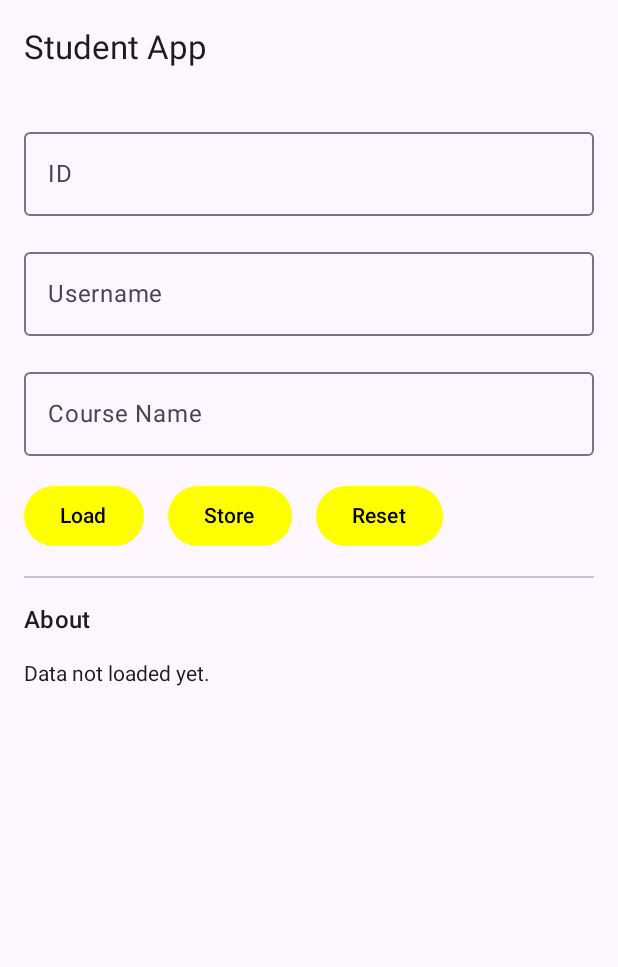
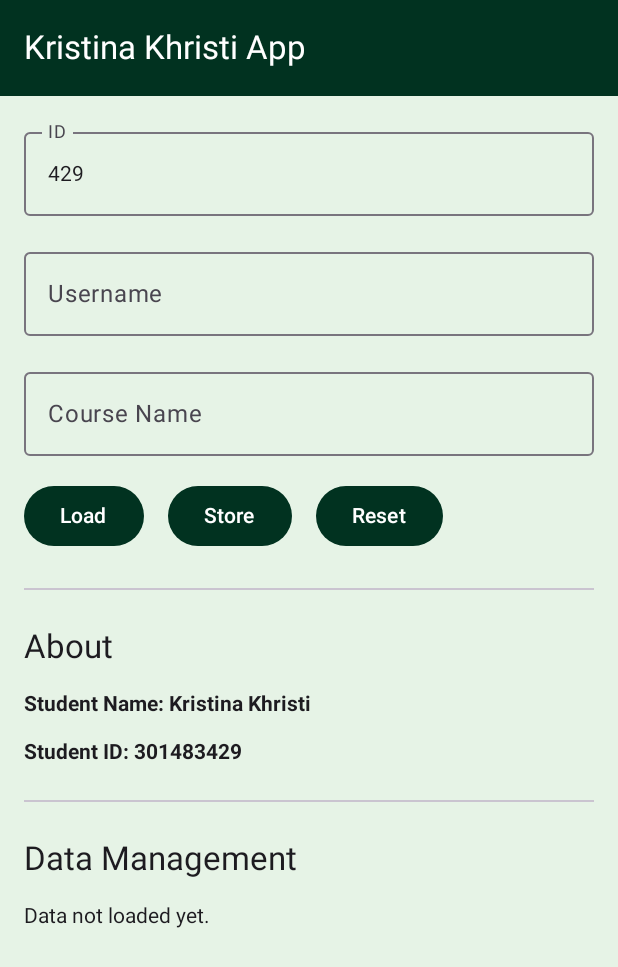
Before and after one commit to kristinakhristi95/MyAndroidAppAssignment, an Android app built with Jetpack Compose: the screen it shows after launch (MainActivity), on a phone screen of 412 x 824 dp. Shown: the top 967 px of the screen. Run offline under Robolectric (Android 15) with nearby library versions, the phone set to English and light mode, and no system bars.

Commit message:
Update MainActivity.kt

```diff
--- a/app/src/main/java/com/example/myapplication3/MainActivity.kt
+++ b/app/src/main/java/com/example/myapplication3/MainActivity.kt
@@ -18,6 +18,10 @@ import androidx.datastore.preferences.preferencesDataStore
 import kotlinx.coroutines.flow.map
 import kotlinx.coroutines.launch
 import androidx.compose.ui.platform.LocalContext
+import androidx.compose.foundation.background
+import androidx.compose.ui.text.font.FontWeight
+import androidx.compose.foundation.layout.fillMaxSize
+
 
 // DataStore instance
 val Context.dataStore by preferencesDataStore(name = "user_data")
@@ -38,7 +42,7 @@ fun StudentApp() {
     val scope = rememberCoroutineScope()
     var isdataload = false;
     // State variables
-    var id by remember { mutableStateOf("") }
+    var id by remember { mutableStateOf("429") }
     var username by remember { mutableStateOf("") }
     var courseName by remember { mutableStateOf("") }
 
@@ -46,8 +50,8 @@ fun StudentApp() {
     var errorMessage by remember { mutableStateOf("") }
 
     // About Section Info
-    val studentName = "Your Name"
-    val studentID = "YourID"
+    val studentName = "Kristina Khristi"
+    val studentID = "301483429"
 
     // State to determine if data has been loaded
     var dataLoaded by remember { mutableStateOf(false) }
@@ -55,12 +59,19 @@ fun StudentApp() {
 
     Scaffold(
         topBar = {
-            TopAppBar(title = { Text("Student App") })
+            TopAppBar(title = { Text("Kristina Khristi App", color = Color.White) },
+                colors = TopAppBarDefaults.smallTopAppBarColors(
+                    containerColor = Color(0xFF013220) // This sets the background color of the top bar
+                )
+            )
+
         }
     ) { paddingValues ->
+
         Column(
             modifier = Modifier
                 .fillMaxSize()
+                .background(Color(0xFFE6F3E6))
                 .padding(16.dp)
                 .padding(paddingValues),
             verticalArrangement = Arrangement.spacedBy(16.dp)
@@ -109,8 +120,8 @@ fun StudentApp() {
                     dataLoaded = true // Mark data as loaded
                 },
                     colors = ButtonDefaults.buttonColors(
-                        containerColor = Color.Yellow, // Yellow background color
-                        contentColor = Color.Black // Black text for contrast
+                        containerColor = Color(0xFF013220), // Yellow background color
+                        contentColor = Color.White // Black text for contrast
                     )) {
                     Text("Load")
                 }
@@ -132,8 +143,8 @@ fun StudentApp() {
                     }
                 },
                     colors = ButtonDefaults.buttonColors(
-                        containerColor = Color.Yellow, // Yellow background color
-                        contentColor = Color.Black // Black text for contrast
+                        containerColor = Color(0xFF013220), // Yellow background color
+                        contentColor = Color.White // Black text for contrast
                     )) {
                     Text("Store")
                 }
@@ -150,18 +161,25 @@ fun StudentApp() {
                     dataStored = false
                 },
                     colors = ButtonDefaults.buttonColors(
-                        containerColor = Color.Yellow, // Yellow background color
-                        contentColor = Color.Black // Black text for contrast
+                        containerColor = Color(0xFF013220), // Yellow background color
+                        contentColor = Color.White // Black text for contrast
                     )) {
                     Text("Reset")
                 }
             }
 
             // About Section
-            Divider()
-            Text("About", style = MaterialTheme.typography.titleMedium)
+            Divider(modifier = Modifier.padding(vertical = 8.dp))
+            Text("About", style = MaterialTheme.typography.titleLarge)
+            Text("Student Name: $studentName", fontWeight = FontWeight.Bold)
+            Text("Student ID: $studentID", fontWeight = FontWeight.Bold)
+
+            // Data Display Section
+            Divider(modifier = Modifier.padding(vertical = 8.dp))
+            Text("Data Management", style = MaterialTheme.typography.titleLarge)
+
             if (!dataLoaded && dataStored) {
-                Text("Data is stored.")
+                Text("Your Data has been stored.", color = Color.Magenta)
             }
             else if (dataLoaded && dataStored) {
                 Text("Student Name: ${if (username.isNotEmpty()) username else "Not loaded"}")
```
